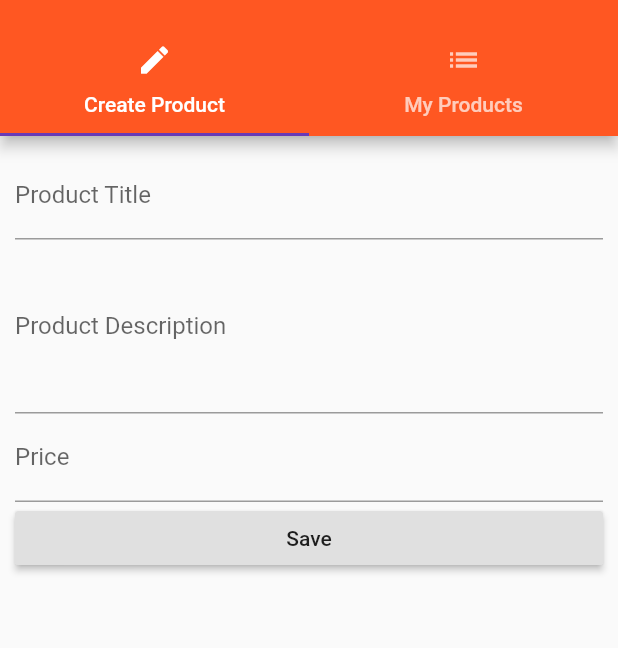
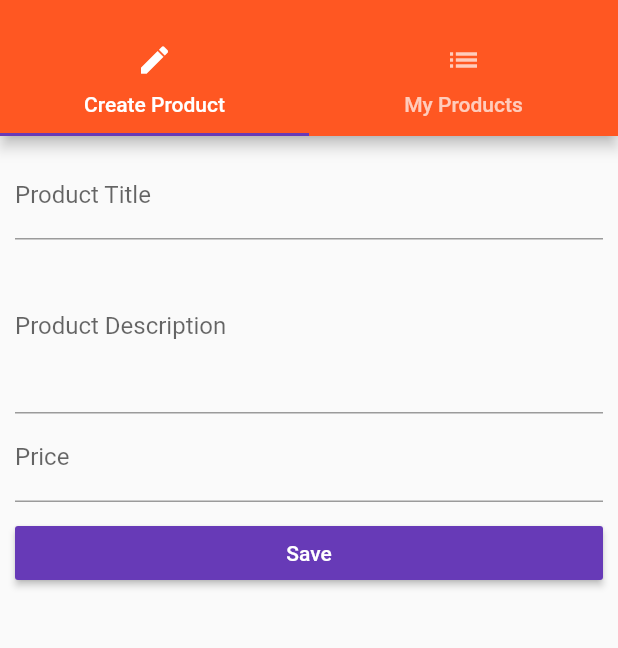
Before and after one commit to laxmaniron/flutter_course, a Flutter app: the ProductsAdminPage screen opened by its route, on a phone screen of 412 x 824 dp, the part 59-707 px from its top. Run offline on Flutter 3.47's test engine with Material 2 defaults, Android fonts, the phone set to English and light mode, and no system bars.

Commit message:
Improving style of the form sess 93

```diff
--- a/lib/pages/product_create.dart
+++ b/lib/pages/product_create.dart
@@ -1,4 +1,5 @@
 import 'package:flutter/material.dart';
+import 'package:flutter/rendering.dart';
 
 class ProductCreatePage extends StatefulWidget {
 
@@ -50,8 +51,13 @@ class _ProductCreatePageState extends State<ProductCreatePage> {
             },
           ),
           // Text(titleValue)
+          SizedBox(
+            height: 10.0,
+          ),
           RaisedButton(
             child: Text('Save'),
+            color:Theme.of(context).accentColor,
+            textColor: Colors.white,
             onPressed: (){
               final Map<String,dynamic>  product ={
                 'title':titleValue,
@@ -60,6 +66,7 @@ class _ProductCreatePageState extends State<ProductCreatePage> {
                 'image':'assets/mi6.png'
               };
               widget.addProduct(product);
+              Navigator.pushReplacementNamed(context, '/');
             },
           )
         ],
```
